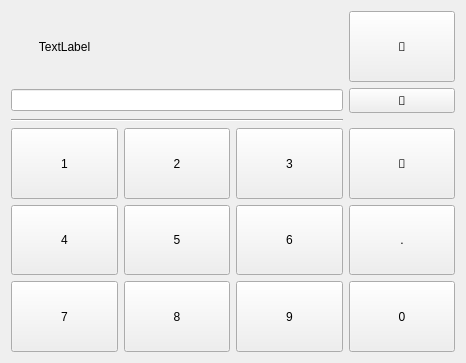
The window that epyq/numberpad.ui (epcpower/st) describes before a commit, drawn with Qt 5.
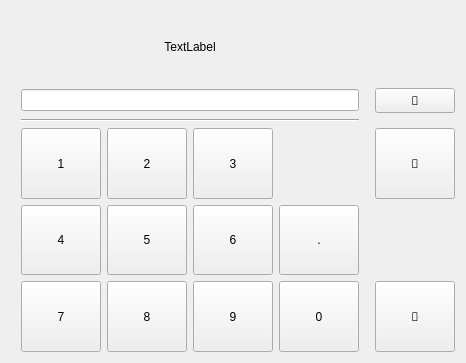
The same window after the commit.

Commit message: Cleanup number pad

Patch:
```diff
--- a/epyq/numberpad.ui
+++ b/epyq/numberpad.ui
@@ -13,36 +13,60 @@
   <property name="windowTitle">
    <string>Form</string>
   </property>
-  <layout class="QGridLayout" name="gridLayout">
-   <item row="0" column="0">
-    <widget class="QLabel" name="label">
+  <layout class="QGridLayout" name="gridLayout" columnstretch="1,1,1,1,1,1,1">
+   <item row="4" column="1">
+    <widget class="QPushButton" name="button_4">
+     <property name="sizePolicy">
+      <sizepolicy hsizetype="Minimum" vsizetype="Minimum">
+       <horstretch>0</horstretch>
+       <verstretch>0</verstretch>
+      </sizepolicy>
+     </property>
      <property name="text">
-      <string>TextLabel</string>
+      <string>4</string>
      </property>
-     <property name="alignment">
-      <set>Qt::AlignCenter</set>
+    </widget>
+   </item>
+   <item row="5" column="4">
+    <widget class="QPushButton" name="button_0">
+     <property name="sizePolicy">
+      <sizepolicy hsizetype="Minimum" vsizetype="Minimum">
+       <horstretch>0</horstretch>
+       <verstretch>0</verstretch>
+      </sizepolicy>
      </property>
+     <property name="text">
+      <string>0</string>
+     </property>
     </widget>
    </item>
-   <item row="0" column="3">
-    <widget class="QPushButton" name="accept_button">
+   <item row="5" column="1">
+    <widget class="QPushButton" name="button_7">
      <property name="sizePolicy">
       <sizepolicy hsizetype="Minimum" vsizetype="Minimum">
        <horstretch>0</horstretch>
        <verstretch>0</verstretch>
       </sizepolicy>
      </property>
-     <property name="font">
-      <font>
-       <family>FontAwesome</family>
-      </font>
+     <property name="text">
+      <string>7</string>
      </property>
+    </widget>
+   </item>
+   <item row="4" column="3">
+    <widget class="QPushButton" name="button_6">
+     <property name="sizePolicy">
+      <sizepolicy hsizetype="Minimum" vsizetype="Minimum">
+       <horstretch>0</horstretch>
+       <verstretch>0</verstretch>
+      </sizepolicy>
+     </property>
      <property name="text">
-      <string></string>
+      <string>6</string>
      </property>
     </widget>
    </item>
-   <item row="1" column="0" colspan="3">
+   <item row="1" column="1" colspan="4">
     <widget class="QLineEdit" name="edit">
      <property name="alignment">
       <set>Qt::AlignRight|Qt::AlignTrailing|Qt::AlignVCenter</set>
@@ -52,8 +76,8 @@
      </property>
     </widget>
    </item>
-   <item row="1" column="3">
-    <widget class="QPushButton" name="button_backspace">
+   <item row="5" column="6">
+    <widget class="QPushButton" name="cancel_button">
      <property name="sizePolicy">
       <sizepolicy hsizetype="Minimum" vsizetype="Minimum">
        <horstretch>0</horstretch>
@@ -66,18 +90,49 @@
       </font>
      </property>
      <property name="text">
-      <string></string>
+      <string></string>
      </property>
     </widget>
    </item>
-   <item row="2" column="0" colspan="3">
+   <item row="2" column="1" colspan="4">
     <widget class="Line" name="line">
      <property name="orientation">
       <enum>Qt::Horizontal</enum>
      </property>
     </widget>
    </item>
-   <item row="3" column="0">
+   <item row="4" column="4">
+    <widget class="QPushButton" name="button_decimal">
+     <property name="sizePolicy">
+      <sizepolicy hsizetype="Minimum" vsizetype="Minimum">
+       <horstretch>0</horstretch>
+       <verstretch>0</verstretch>
+      </sizepolicy>
+     </property>
+     <property name="text">
+      <string>.</string>
+     </property>
+    </widget>
+   </item>
+   <item row="3" column="6">
+    <widget class="QPushButton" name="accept_button">
+     <property name="sizePolicy">
+      <sizepolicy hsizetype="Minimum" vsizetype="Minimum">
+       <horstretch>0</horstretch>
+       <verstretch>0</verstretch>
+      </sizepolicy>
+     </property>
+     <property name="font">
+      <font>
+       <family>FontAwesome</family>
+      </font>
+     </property>
+     <property name="text">
+      <string></string>
+     </property>
+    </widget>
+   </item>
+   <item row="3" column="1">
     <widget class="QPushButton" name="button_1">
      <property name="sizePolicy">
       <sizepolicy hsizetype="Minimum" vsizetype="Minimum">
@@ -90,7 +145,38 @@
      </property>
     </widget>
    </item>
-   <item row="3" column="1">
+   <item row="1" column="6">
+    <widget class="QPushButton" name="button_backspace">
+     <property name="sizePolicy">
+      <sizepolicy hsizetype="Minimum" vsizetype="Minimum">
+       <horstretch>0</horstretch>
+       <verstretch>0</verstretch>
+      </sizepolicy>
+     </property>
+     <property name="font">
+      <font>
+       <family>FontAwesome</family>
+      </font>
+     </property>
+     <property name="text">
+      <string></string>
+     </property>
+    </widget>
+   </item>
+   <item row="5" column="3">
+    <widget class="QPushButton" name="button_9">
+     <property name="sizePolicy">
+      <sizepolicy hsizetype="Minimum" vsizetype="Minimum">
+       <horstretch>0</horstretch>
+       <verstretch>0</verstretch>
+      </sizepolicy>
+     </property>
+     <property name="text">
+      <string>9</string>
+     </property>
+    </widget>
+   </item>
+   <item row="3" column="2">
     <widget class="QPushButton" name="button_2">
      <property name="sizePolicy">
       <sizepolicy hsizetype="Minimum" vsizetype="Minimum">
@@ -103,51 +189,7 @@
      </property>
     </widget>
    </item>
-   <item row="3" column="2">
-    <widget class="QPushButton" name="button_3">
-     <property name="sizePolicy">
-      <sizepolicy hsizetype="Minimum" vsizetype="Minimum">
-       <horstretch>0</horstretch>
-       <verstretch>0</verstretch>
-      </sizepolicy>
-     </property>
-     <property name="text">
-      <string>3</string>
-     </property>
-    </widget>
-   </item>
-   <item row="3" column="3">
-    <widget class="QPushButton" name="cancel_button">
-     <property name="sizePolicy">
-      <sizepolicy hsizetype="Minimum" vsizetype="Minimum">
-       <horstretch>0</horstretch>
-       <verstretch>0</verstretch>
-      </sizepolicy>
-     </property>
-     <property name="font">
-      <font>
-       <family>FontAwesome</family>
-      </font>
-     </property>
-     <property name="text">
-      <string></string>
-     </property>
-    </widget>
-   </item>
-   <item row="4" column="0">
-    <widget class="QPushButton" name="button_4">
-     <property name="sizePolicy">
-      <sizepolicy hsizetype="Minimum" vsizetype="Minimum">
-       <horstretch>0</horstretch>
-       <verstretch>0</verstretch>
-      </sizepolicy>
-     </property>
-     <property name="text">
-      <string>4</string>
-     </property>
-    </widget>
-   </item>
-   <item row="4" column="1">
+   <item row="4" column="2">
     <widget class="QPushButton" name="button_5">
      <property name="sizePolicy">
       <sizepolicy hsizetype="Minimum" vsizetype="Minimum">
@@ -160,8 +202,8 @@
      </property>
     </widget>
    </item>
-   <item row="4" column="2">
-    <widget class="QPushButton" name="button_6">
+   <item row="3" column="3">
+    <widget class="QPushButton" name="button_3">
      <property name="sizePolicy">
       <sizepolicy hsizetype="Minimum" vsizetype="Minimum">
        <horstretch>0</horstretch>
@@ -169,37 +211,11 @@
       </sizepolicy>
      </property>
      <property name="text">
-      <string>6</string>
+      <string>3</string>
      </property>
     </widget>
    </item>
-   <item row="4" column="3">
-    <widget class="QPushButton" name="button_decimal">
-     <property name="sizePolicy">
-      <sizepolicy hsizetype="Minimum" vsizetype="Minimum">
-       <horstretch>0</horstretch>
-       <verstretch>0</verstretch>
-      </sizepolicy>
-     </property>
-     <property name="text">
-      <string>.</string>
-     </property>
-    </widget>
-   </item>
-   <item row="5" column="0">
-    <widget class="QPushButton" name="button_7">
-     <property name="sizePolicy">
-      <sizepolicy hsizetype="Minimum" vsizetype="Minimum">
-       <horstretch>0</horstretch>
-       <verstretch>0</verstretch>
-      </sizepolicy>
-     </property>
-     <property name="text">
-      <string>7</string>
-     </property>
-    </widget>
-   </item>
-   <item row="5" column="1">
+   <item row="5" column="2">
     <widget class="QPushButton" name="button_8">
      <property name="sizePolicy">
       <sizepolicy hsizetype="Minimum" vsizetype="Minimum">
@@ -212,29 +228,13 @@
      </property>
     </widget>
    </item>
-   <item row="5" column="2">
-    <widget class="QPushButton" name="button_9">
-     <property name="sizePolicy">
-      <sizepolicy hsizetype="Minimum" vsizetype="Minimum">
-       <horstretch>0</horstretch>
-       <verstretch>0</verstretch>
-      </sizepolicy>
-     </property>
+   <item row="0" column="0" colspan="6">
+    <widget class="QLabel" name="label">
      <property name="text">
-      <string>9</string>
+      <string>TextLabel</string>
      </property>
-    </widget>
-   </item>
-   <item row="5" column="3">
-    <widget class="QPushButton" name="button_0">
-     <property name="sizePolicy">
-      <sizepolicy hsizetype="Minimum" vsizetype="Minimum">
-       <horstretch>0</horstretch>
-       <verstretch>0</verstretch>
-      </sizepolicy>
-     </property>
-     <property name="text">
-      <string>0</string>
+     <property name="alignment">
+      <set>Qt::AlignCenter</set>
      </property>
     </widget>
    </item>
```
The commit also changes 1 other file.
